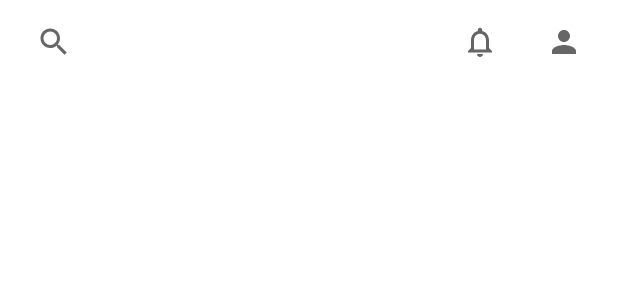
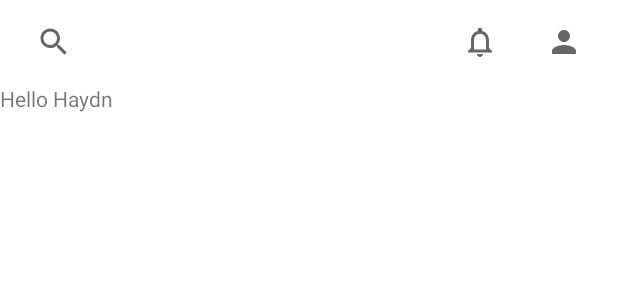
Before and after one commit to haydnwiese/activity-sharing, an Android app: the layout fragment_home.xml on its own in the app's theme, with its tools: preview values and no code run, on a phone screen of 412 x 824 dp. Shown: the top 300 px of the screen. Run offline under Robolectric (Android 15) with nearby library versions, the phone set to English and light mode, and no system bars; network calls fail.

Commit message:
Update home screen layout

```diff
--- a/android/app/src/main/res/layout/fragment_home.xml
+++ b/android/app/src/main/res/layout/fragment_home.xml
@@ -1,13 +1,17 @@
 <?xml version="1.0" encoding="utf-8"?>
-<layout
-    xmlns:android="http://schemas.android.com/apk/res/android"
-    xmlns:tools="http://schemas.android.com/tools"
-    xmlns:app="http://schemas.android.com/apk/res-auto">
+<layout xmlns:android="http://schemas.android.com/apk/res/android"
+    xmlns:app="http://schemas.android.com/apk/res-auto"
+    xmlns:tools="http://schemas.android.com/tools">
 
     <androidx.coordinatorlayout.widget.CoordinatorLayout
         android:layout_width="match_parent"
         android:layout_height="match_parent"
         tools:context=".ui.home.HomeFragment">
+
+        <com.google.android.material.appbar.AppBarLayout
+            android:layout_width="match_parent"
+            android:layout_height="wrap_content"
+            app:elevation="0dp">
 
             <com.google.android.material.appbar.MaterialToolbar
                 android:id="@+id/topAppBar"
@@ -16,8 +20,8 @@
                 android:background="@color/white"
                 android:paddingStart="@dimen/grid_1"
                 android:paddingEnd="@dimen/grid_1"
-            app:elevation="0dp"
-            app:contentInsetStart="0dp">
+                app:contentInsetStart="0dp"
+                app:elevation="0dp">
 
                 <androidx.constraintlayout.widget.ConstraintLayout
                     android:layout_width="match_parent"
@@ -26,43 +30,65 @@
                     <ImageButton
                         android:layout_width="wrap_content"
                         android:layout_height="wrap_content"
+                        android:background="?attr/actionBarItemBackground"
                         android:padding="@dimen/grid_2"
-                    android:background="?attr/actionBarItemBackground"
-                    app:srcCompat="@drawable/ic_search"
+                        app:layout_constraintBottom_toBottomOf="parent"
                         app:layout_constraintStart_toStartOf="parent"
                         app:layout_constraintTop_toTopOf="parent"
-                    app:layout_constraintBottom_toBottomOf="parent"/>
+                        app:srcCompat="@drawable/ic_search" />
 
                     <ImageButton
                         android:layout_width="wrap_content"
                         android:layout_height="wrap_content"
+                        android:background="?attr/actionBarItemBackground"
                         android:padding="@dimen/grid_2"
-                    android:background="?attr/actionBarItemBackground"
-                    app:srcCompat="@drawable/ic_notifications_none"
+                        app:layout_constraintBottom_toBottomOf="parent"
                         app:layout_constraintEnd_toStartOf="@id/profile_button"
                         app:layout_constraintTop_toTopOf="parent"
-                    app:layout_constraintBottom_toBottomOf="parent"/>
+                        app:srcCompat="@drawable/ic_notifications_none" />
 
                     <ImageButton
                         android:id="@+id/profile_button"
                         android:layout_width="wrap_content"
                         android:layout_height="wrap_content"
+                        android:background="?attr/actionBarItemBackground"
                         android:padding="@dimen/grid_2"
-                    android:background="?attr/actionBarItemBackground"
-                    app:srcCompat="@drawable/ic_person"
+                        app:layout_constraintBottom_toBottomOf="parent"
                         app:layout_constraintEnd_toEndOf="parent"
                         app:layout_constraintTop_toTopOf="parent"
-                    app:layout_constraintBottom_toBottomOf="parent"/>
+                        app:srcCompat="@drawable/ic_person" />
 
                 </androidx.constraintlayout.widget.ConstraintLayout>
 
             </com.google.android.material.appbar.MaterialToolbar>
 
+        </com.google.android.material.appbar.AppBarLayout>
+
+        <androidx.core.widget.NestedScrollView
+            android:layout_width="match_parent"
+            android:layout_height="match_parent"
+            app:layout_behavior="@string/appbar_scrolling_view_behavior">
+
+            <LinearLayout
+                android:layout_width="match_parent"
+                android:layout_height="wrap_content"
+                android:orientation="vertical">
+
+                <TextView
+                    android:layout_width="wrap_content"
+                    android:layout_height="wrap_content"
+                    android:text="Hello Haydn" />
+
                 <androidx.recyclerview.widget.RecyclerView
                     android:id="@+id/recycler_view"
                     android:layout_width="match_parent"
-            android:layout_height="match_parent"
-            app:layoutManager="androidx.recyclerview.widget.LinearLayoutManager"/>
+                    android:layout_height="wrap_content"
+                    app:layoutManager="androidx.recyclerview.widget.LinearLayoutManager"
+                    android:overScrollMode="never"/>
+
+            </LinearLayout>
+
+        </androidx.core.widget.NestedScrollView>
 
     </androidx.coordinatorlayout.widget.CoordinatorLayout>
 </layout>
```
Lines whose indentation alone changed are shown as unchanged.
